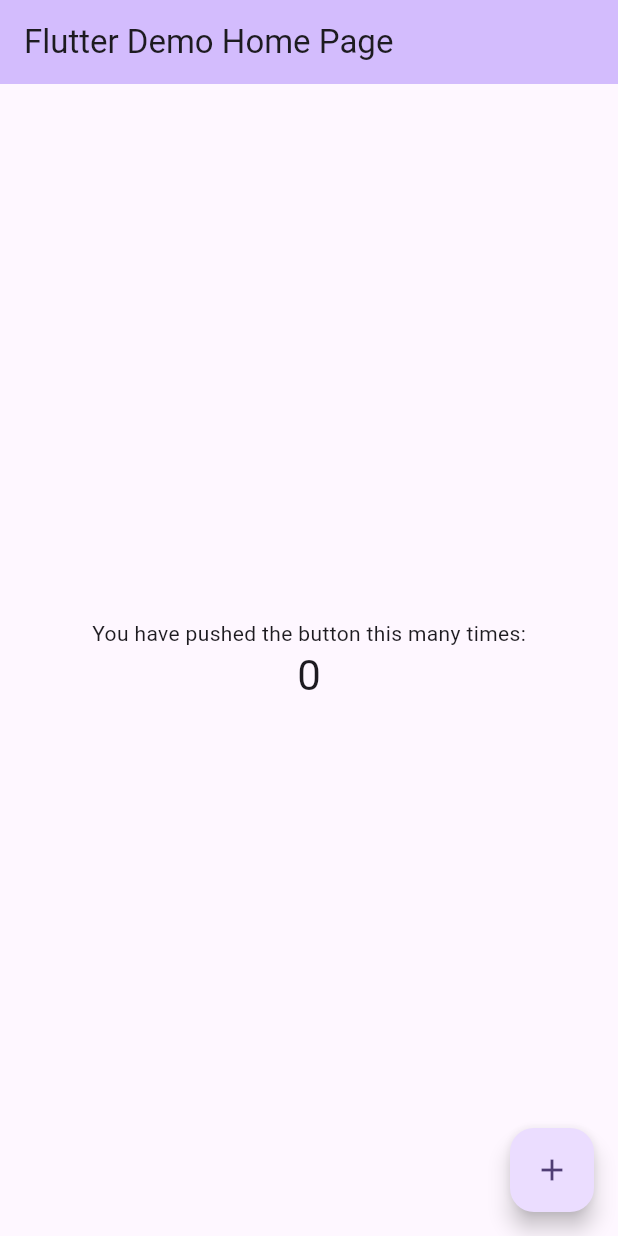
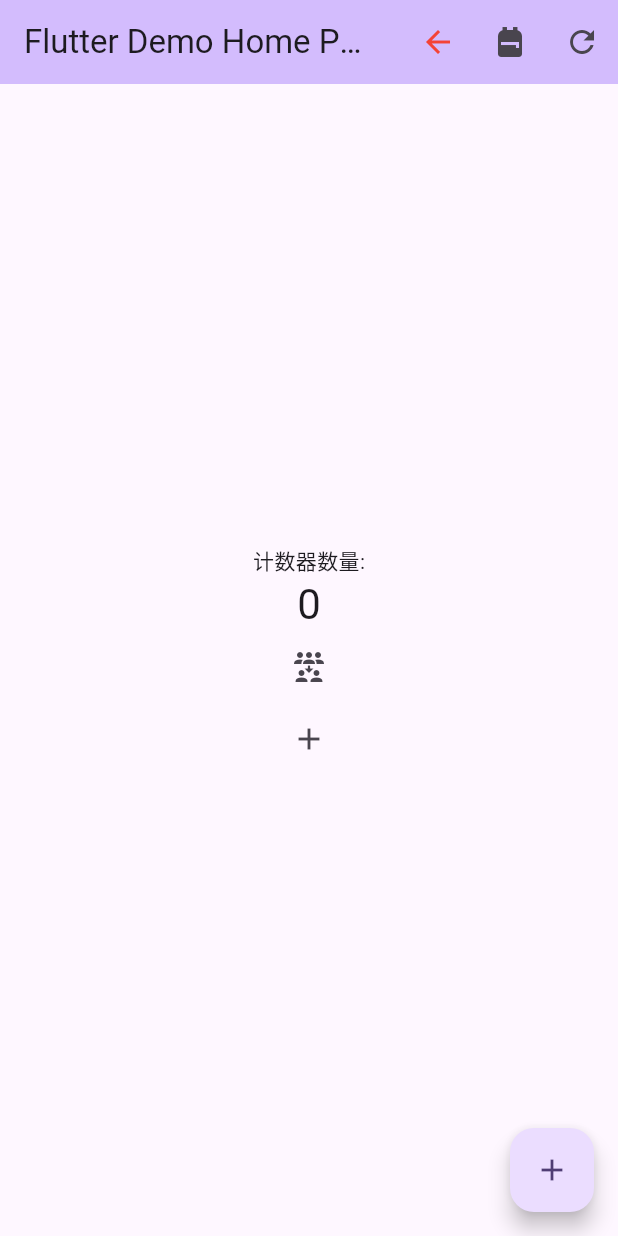
Before and after one commit to EatFans/Flutter-Study, a Flutter app: the screen it shows after launch, on a phone screen of 412 x 824 dp. Run offline on Flutter 3.47's test engine with Material 3 defaults, Android fonts, the light colour scheme and no system bars.

Commit message:
study1: 计数器实例

```diff
--- a/study1/lib/main.dart
+++ b/study1/lib/main.dart
@@ -7,27 +7,11 @@
 class MyApp extends StatelessWidget {
   const MyApp({super.key});
 
-  // This widget is the root of your application.
   @override
   Widget build(BuildContext context) {
     return MaterialApp(
       title: 'Flutter Demo',
       theme: ThemeData(
-        // This is the theme of your application.
-        //
-        // TRY THIS: Try running your application with "flutter run". You'll see
-        // the application has a purple toolbar. Then, without quitting the app,
-        // try changing the seedColor in the colorScheme below to Colors.green
-        // and then invoke "hot reload" (save your changes or press the "hot
-        // reload" button in a Flutter-supported IDE, or press "r" if you used
-        // the command line to start the app).
-        //
-        // Notice that the counter didn't reset back to zero; the application
-        // state is not lost during the reload. To reset the state, use hot
-        // restart instead.
-        //
-        // This works for code too, not just values: Most code changes can be
-        // tested with just a hot reload.
         colorScheme: ColorScheme.fromSeed(seedColor: Colors.deepPurple),
       ),
       home: const MyHomePage(title: 'Flutter Demo Home Page'),
@@ -38,77 +22,71 @@
 class MyHomePage extends StatefulWidget {
   const MyHomePage({super.key, required this.title});
 
-  // This widget is the home page of your application. It is stateful, meaning
-  // that it has a State object (defined below) that contains fields that affect
-  // how it looks.
-
-  // This class is the configuration for the state. It holds the values (in this
-  // case the title) provided by the parent (in this case the App widget) and
-  // used by the build method of the State. Fields in a Widget subclass are
-  // always marked "final".
-
   final String title;
 
   @override
   State<MyHomePage> createState() => _MyHomePageState();
 }
 
+
+// Home页面状态
 class _MyHomePageState extends State<MyHomePage> {
   int _counter = 0;
 
+  // 增加计数
   void _incrementCounter() {
     setState(() {
-      // This call to setState tells the Flutter framework that something has
-      // changed in this State, which causes it to rerun the build method below
-      // so that the display can reflect the updated values. If we changed
-      // _counter without calling setState(), then the build method would not be
-      // called again, and so nothing would appear to happen.
       _counter++;
+    });
+  }
+
+  // 减少计数
+  void _reduceCounter() {
+    setState(() {
+      _counter --;
+    });
+  }
+
+  // 重置计数器
+  void _reset() {
+    setState(() {
+      _counter = 0;
     });
   }
 
   @override
   Widget build(BuildContext context) {
-    // This method is rerun every time setState is called, for instance as done
-    // by the _incrementCounter method above.
-    //
-    // The Flutter framework has been optimized to make rerunning build methods
-    // fast, so that you can just rebuild anything that needs updating rather
-    // than having to individually change instances of widgets.
     return Scaffold(
       appBar: AppBar(
-        // TRY THIS: Try changing the color here to a specific color (to
-        // Colors.amber, perhaps?) and trigger a hot reload to see the AppBar
-        // change color while the other colors stay the same.
         backgroundColor: Theme.of(context).colorScheme.inversePrimary,
-        // Here we take the value from the MyHomePage object that was created by
-        // the App.build method, and use it to set our appbar title.
         title: Text(widget.title),
+        actions: [
+          BackButton(color: Colors.red, onPressed: _reset),
+          IconButton(onPressed: _reset, icon: const Icon(Icons.backpack)),
+          IconButton(
+            icon: const Icon(Icons.refresh),
+            tooltip: 'Reset',
+            onPressed: () => _reset(),
+          ),
+        ],
       ),
       body: Center(
-        // Center is a layout widget. It takes a single child and positions it
-        // in the middle of the parent.
         child: Column(
-          // Column is also a layout widget. It takes a list of children and
-          // arranges them vertically. By default, it sizes itself to fit its
-          // children horizontally, and tries to be as tall as its parent.
-          //
-          // Column has various properties to control how it sizes itself and
-          // how it positions its children. Here we use mainAxisAlignment to
-          // center the children vertically; the main axis here is the vertical
-          // axis because Columns are vertical (the cross axis would be
-          // horizontal).
-          //
-          // TRY THIS: Invoke "debug painting" (choose the "Toggle Debug Paint"
-          // action in the IDE, or press "p" in the console), to see the
-          // wireframe for each widget.
           mainAxisAlignment: MainAxisAlignment.center,
           children: <Widget>[
-            const Text('You have pushed the button this many times:'),
+            const Text('计数器数量:'),
             Text(
               '$_counter',
               style: Theme.of(context).textTheme.headlineMedium,
             ),
+            IconButton(
+                onPressed: _reduceCounter,
+                icon: const Icon(Icons.reduce_capacity)
+            ),
+            IconButton(
+                onPressed: _incrementCounter,
+                icon: const Icon(Icons.add)
+            )
           ],
         ),
       ),
@@ -116,7 +94,7 @@
         onPressed: _incrementCounter,
         tooltip: 'Increment',
         child: const Icon(Icons.add),
-      ), // This trailing comma makes auto-formatting nicer for build methods.
+      ),
     );
   }
 }
```
